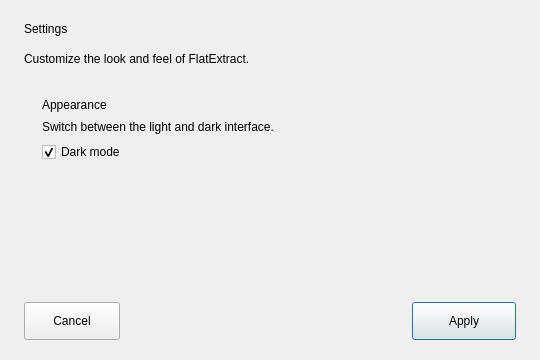
This is settingsdialog.ui in NGF76/FlatExtract as Qt 5 draws it before an edit. The edited form follows.
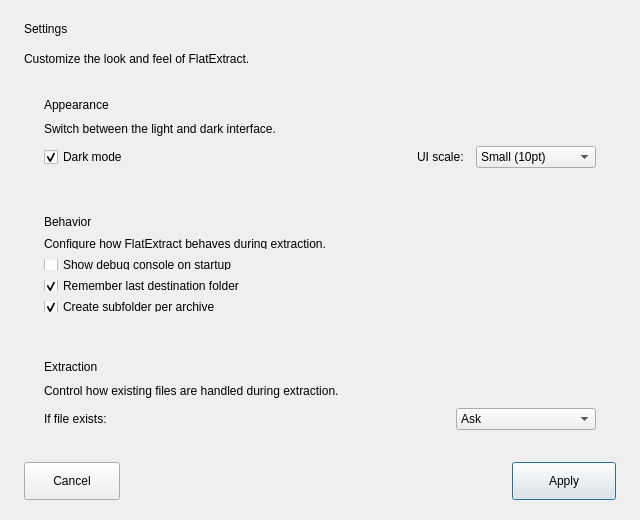
This is the edited form.

```diff
--- a/settingsdialog.ui
+++ b/settingsdialog.ui
@@ -6,14 +6,14 @@
    <rect>
     <x>0</x>
     <y>0</y>
-    <width>540</width>
-    <height>360</height>
+    <width>640</width>
+    <height>520</height>
    </rect>
   </property>
   <property name="minimumSize">
    <size>
-    <width>500</width>
-    <height>330</height>
+    <width>560</width>
+    <height>420</height>
    </size>
   </property>
   <property name="windowTitle">
@@ -56,16 +56,16 @@
     <widget class="QFrame" name="appearanceCard">
      <layout class="QVBoxLayout" name="appearanceCardLayout">
       <property name="spacing">
-       <number>8</number>
+       <number>10</number>
       </property>
       <property name="leftMargin">
-       <number>18</number>
+       <number>20</number>
       </property>
       <property name="topMargin">
        <number>16</number>
       </property>
       <property name="rightMargin">
-       <number>18</number>
+       <number>20</number>
       </property>
       <property name="bottomMargin">
        <number>16</number>
@@ -85,17 +85,237 @@
        </widget>
       </item>
       <item>
-       <widget class="QCheckBox" name="nightmode">
+       <layout class="QHBoxLayout" name="darkModeRow">
+        <property name="spacing">
+         <number>12</number>
+        </property>
+        <item>
+         <widget class="QCheckBox" name="darkMode">
+          <property name="toolTip">
+           <string>Use the dark interface theme</string>
+          </property>
+          <property name="text">
+           <string>Dark mode</string>
+          </property>
+          <property name="checked">
+           <bool>true</bool>
+          </property>
+         </widget>
+        </item>
+        <item>
+         <spacer name="darkModeSpacer">
+          <property name="orientation">
+           <enum>Qt::Horizontal</enum>
+          </property>
+          <property name="sizeHint" stdset="0">
+           <size>
+            <width>40</width>
+            <height>20</height>
+           </size>
+          </property>
+         </spacer>
+        </item>
+        <item>
+         <widget class="QLabel" name="fontSizeLabel">
+          <property name="text">
+           <string>UI scale:</string>
+          </property>
+         </widget>
+        </item>
+        <item>
+         <widget class="QComboBox" name="fontSizeCombo">
+          <property name="minimumSize">
+           <size>
+            <width>120</width>
+            <height>0</height>
+           </size>
+          </property>
+          <item>
+           <property name="text">
+            <string>Small (10pt)</string>
+           </property>
+          </item>
+          <item>
+           <property name="text">
+            <string>Medium (12pt)</string>
+           </property>
+          </item>
+          <item>
+           <property name="text">
+            <string>Large (14pt)</string>
+           </property>
+          </item>
+         </widget>
+        </item>
+       </layout>
+      </item>
+     </layout>
+    </widget>
+   </item>
+   <!-- Behavior Card -->
+   <item>
+    <widget class="QFrame" name="behaviorCard">
+     <layout class="QVBoxLayout" name="behaviorCardLayout">
+      <property name="spacing">
+       <number>10</number>
+      </property>
+      <property name="leftMargin">
+       <number>20</number>
+      </property>
+      <property name="topMargin">
+       <number>16</number>
+      </property>
+      <property name="rightMargin">
+       <number>20</number>
+      </property>
+      <property name="bottomMargin">
+       <number>16</number>
+      </property>
+      <item>
+       <widget class="QLabel" name="behaviorSectionTitle">
+        <property name="text">
+         <string>Behavior</string>
+        </property>
+       </widget>
+      </item>
+      <item>
+       <widget class="QLabel" name="behaviorDescription">
+        <property name="text">
+         <string>Configure how FlatExtract behaves during extraction.</string>
+        </property>
+       </widget>
+      </item>
+      <item>
+       <widget class="QCheckBox" name="debugConsoleOnStartup">
         <property name="toolTip">
          <string>Use the dark interface theme</string>
         </property>
         <property name="text">
-         <string>Dark mode</string>
+         <string>Show debug console on startup</string>
         </property>
         <property name="checked">
+         <bool>false</bool>
+        </property>
+       </widget>
+      </item>
+      <item>
+       <widget class="QCheckBox" name="rememberDestination">
+        <property name="toolTip">
+         <string>Remember the last used destination folder</string>
+        </property>
+        <property name="text">
+         <string>Remember last destination folder</string>
+        </property>
+        <property name="checked">
          <bool>true</bool>
         </property>
        </widget>
+      </item>
+      <item>
+       <widget class="QCheckBox" name="createSubfolderPerArchive">
+        <property name="toolTip">
+         <string>Create a subfolder named after the archive for extracted files</string>
+        </property>
+        <property name="text">
+         <string>Create subfolder per archive</string>
+        </property>
+        <property name="checked">
+         <bool>true</bool>
+        </property>
+       </widget>
+      </item>
+     </layout>
+    </widget>
+   </item>
+   <!-- Extraction Card -->
+   <item>
+    <widget class="QFrame" name="extractionCard">
+     <layout class="QVBoxLayout" name="extractionCardLayout">
+      <property name="spacing">
+       <number>10</number>
+      </property>
+      <property name="leftMargin">
+       <number>20</number>
+      </property>
+      <property name="topMargin">
+       <number>16</number>
+      </property>
+      <property name="rightMargin">
+       <number>20</number>
+      </property>
+      <property name="bottomMargin">
+       <number>16</number>
+      </property>
+      <item>
+       <widget class="QLabel" name="extractionSectionTitle">
+        <property name="text">
+         <string>Extraction</string>
+        </property>
+       </widget>
+      </item>
+      <item>
+       <widget class="QLabel" name="extractionDescription">
+        <property name="text">
+         <string>Control how existing files are handled during extraction.</string>
+        </property>
+       </widget>
+      </item>
+      <item>
+       <layout class="QHBoxLayout" name="overwriteRow">
+        <property name="spacing">
+         <number>12</number>
+        </property>
+        <item>
+         <widget class="QLabel" name="overwriteBehaviorLabel">
+          <property name="text">
+           <string>If file exists:</string>
+          </property>
+         </widget>
+        </item>
+        <item>
+         <spacer name="overwriteSpacer">
+          <property name="orientation">
+           <enum>Qt::Horizontal</enum>
+          </property>
+          <property name="sizeHint" stdset="0">
+           <size>
+            <width>40</width>
+            <height>20</height>
+           </size>
+          </property>
+         </spacer>
+        </item>
+        <item>
+         <widget class="QComboBox" name="overwriteBehaviorCombo">
+          <property name="minimumSize">
+           <size>
+            <width>140</width>
+            <height>0</height>
+           </size>
+          </property>
+          <item>
+           <property name="text">
+            <string>Ask</string>
+           </property>
+          </item>
+          <item>
+           <property name="text">
+            <string>Overwrite</string>
+           </property>
+          </item>
+          <item>
+           <property name="text">
+            <string>Skip</string>
+           </property>
+          </item>
+          <item>
+           <property name="text">
+            <string>Rename</string>
+           </property>
+          </item>
+         </widget>
+        </item>
+       </layout>
       </item>
      </layout>
     </widget>
```
Left out of the diff: 5 changed lines with no effect on the pictures.
